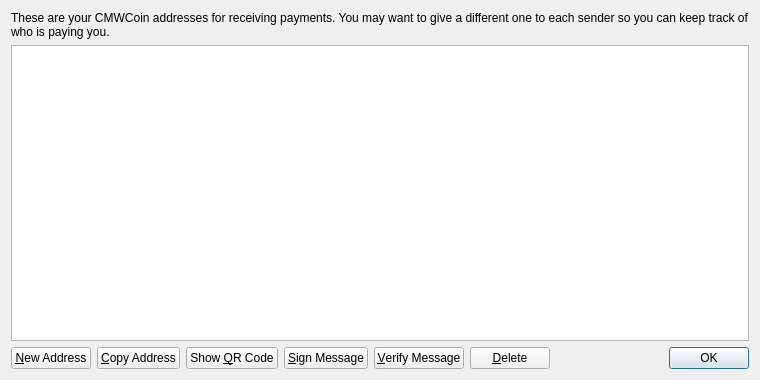
This is src/qt/forms/addressbookpage.ui in yorulez/ncfdcoin as Qt 5 draws it before an edit. The edited form follows.
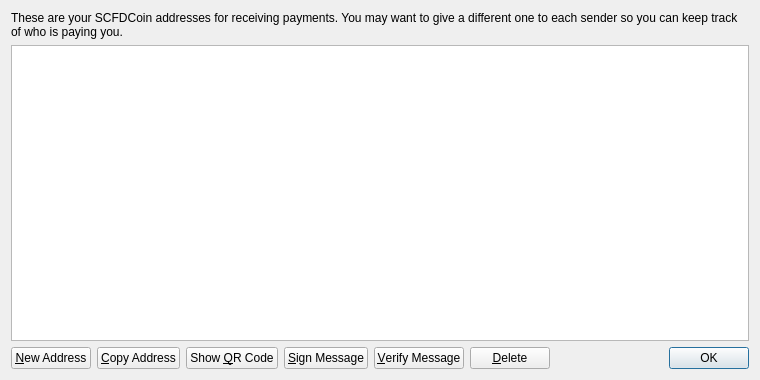
This is the edited form. Icons and pictures are not drawn.

The edit to the form file:
```diff
--- a/src/qt/forms/addressbookpage.ui
+++ b/src/qt/forms/addressbookpage.ui
@@ -17,7 +17,7 @@
    <item>
     <widget class="QLabel" name="labelExplanation">
      <property name="text">
-      <string>These are your CMWCoin addresses for receiving payments. You may want to give a different one to each sender so you can keep track of who is paying you.</string>
+      <string>These are your SCFDCoin addresses for receiving payments. You may want to give a different one to each sender so you can keep track of who is paying you.</string>
      </property>
      <property name="textFormat">
       <enum>Qt::PlainText</enum>
```
